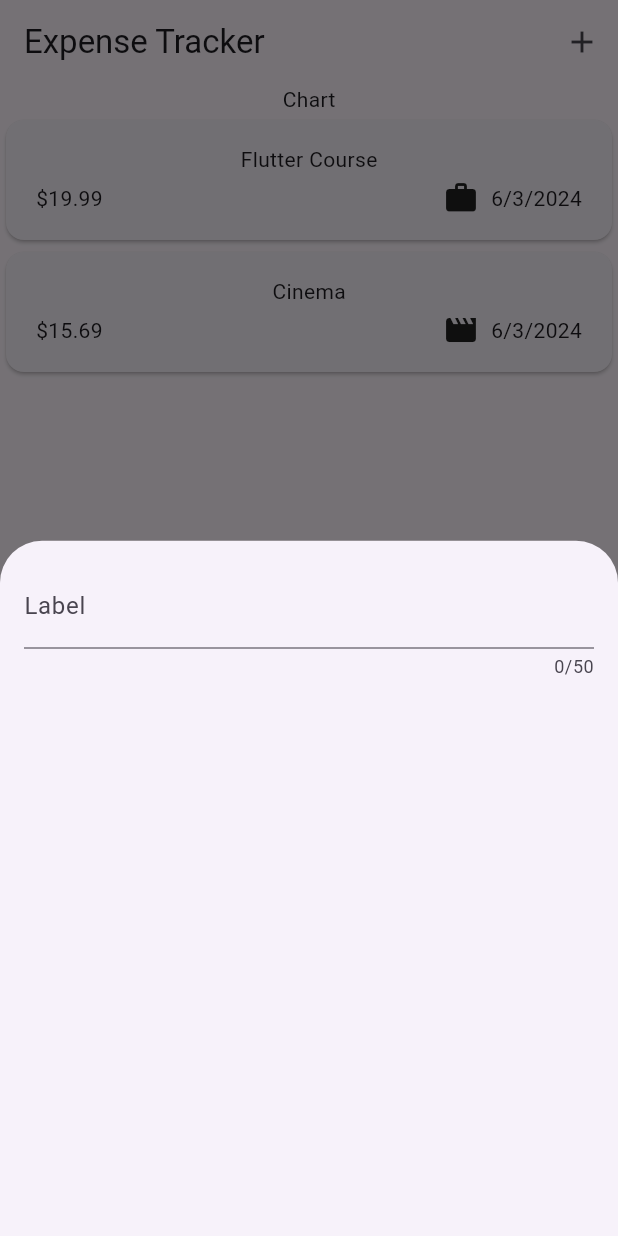
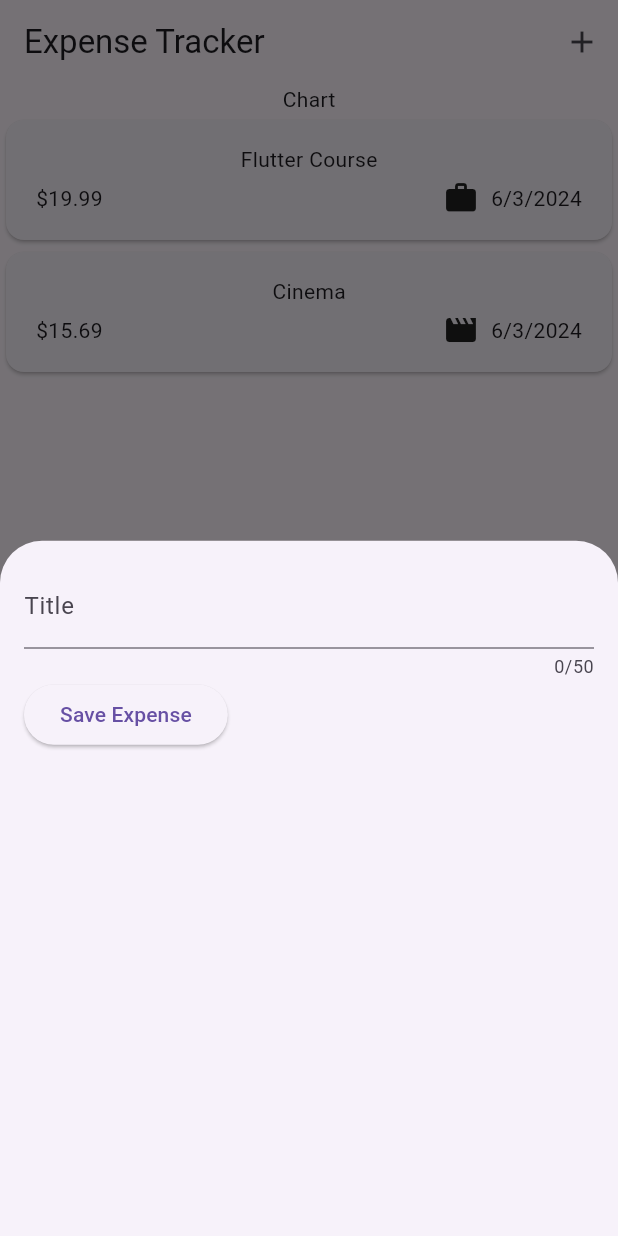
Before and after one commit to sanchitd9/expense-tracker-flutter, a Flutter app: the screen it shows after launch, after a tap on the "add" icon, on a phone screen of 412 x 824 dp. Run offline on Flutter 3.47's test engine with Material 3 defaults, Android fonts, the phone set to English and light mode, and no system bars.

Commit message:
Store and log the title input

```diff
--- a/lib/widgets/expenses_list/new_expense.dart
+++ b/lib/widgets/expenses_list/new_expense.dart
@@ -10,17 +10,32 @@ class NewExpense extends StatefulWidget {
 }
 
 class _NewExpenseState extends State<NewExpense> {
+  var _enteredTitle = '';
+
+  void _saveTitleInput(String inputValue) {
+    _enteredTitle = inputValue;
+  }
+
   @override
   Widget build(BuildContext context) {
-    return const Padding(
-      padding: EdgeInsets.all(16),
+    return Padding(
+      padding: const EdgeInsets.all(16),
       child: Column(
         children: [
           TextField(
+            onChanged: _saveTitleInput,
             maxLength: 50,
-            decoration: InputDecoration(
-              label: Text('Label')
-            ),
+            decoration: const InputDecoration(label: Text('Title')),
+          ),
+          Row(
+            children: [
+              ElevatedButton(
+                onPressed: () {
+                  print(_enteredTitle);
+                },
+                child: const Text('Save Expense'),
+              )
+            ],
           )
         ],
       ),
```
